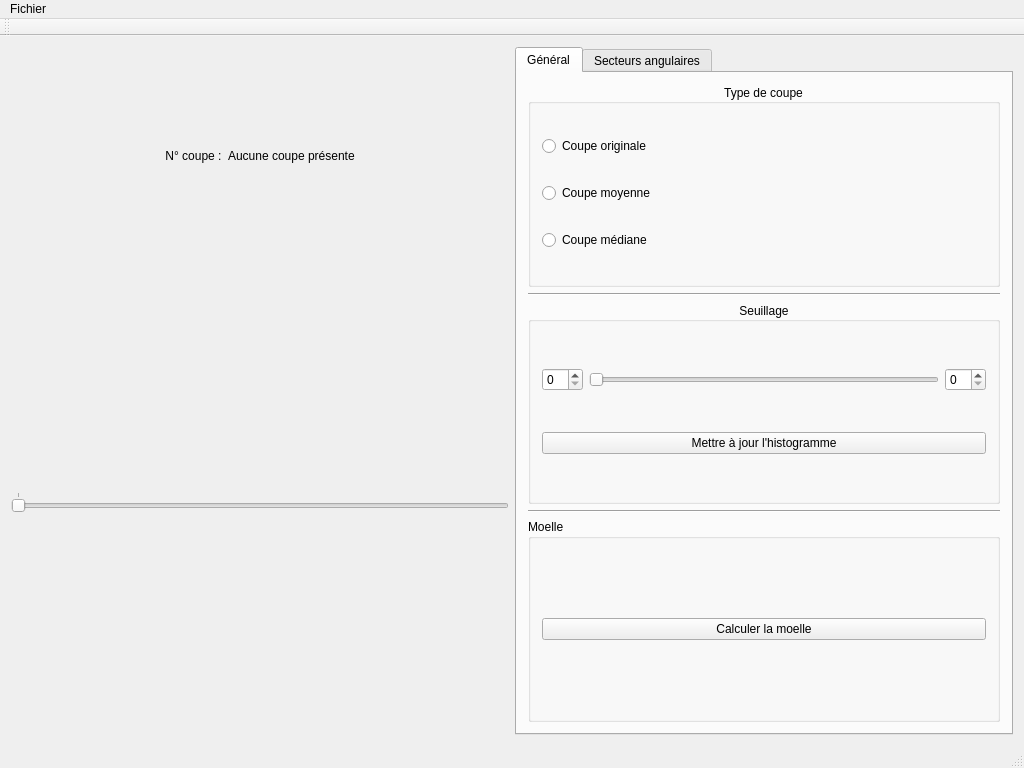
First picture: the form in ui/mainwindow.ui, repository akrah/TKDetection, before the edit.
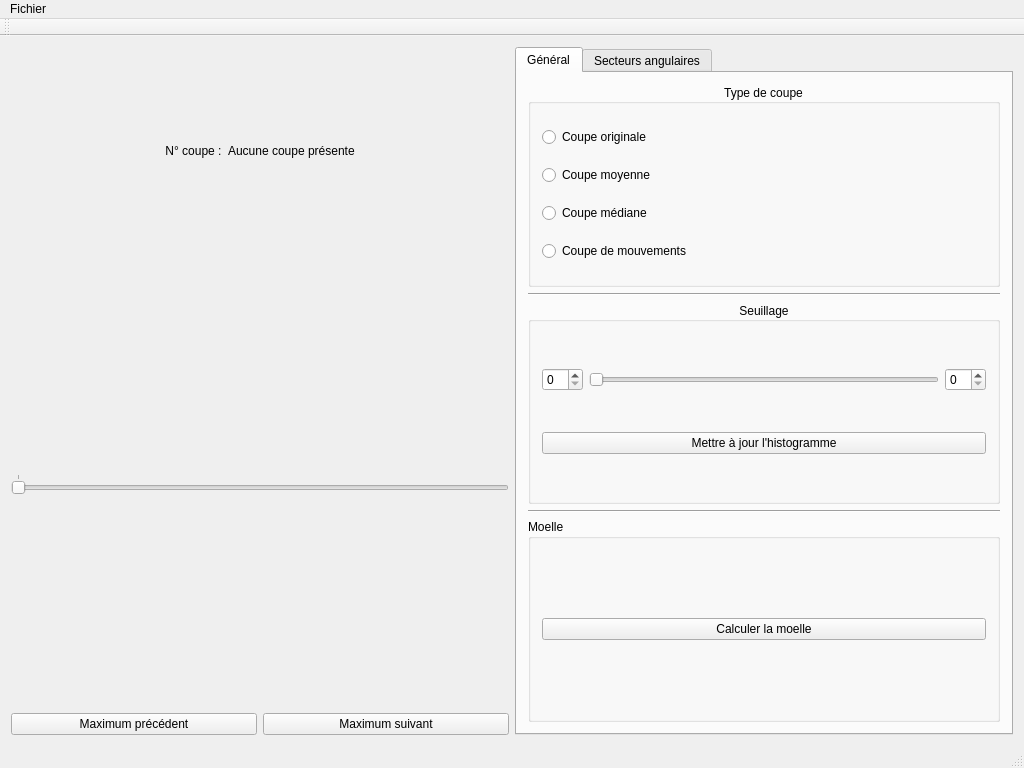
Second picture: the form after the edit. The open tabs and pages were chosen to show the change. Custom widgets are drawn as their Qt base class.

Commit message: Ajout du parcours des maximums. Ajout du mode de vue "Mouvements".

```diff
--- a/ui/mainwindow.ui
+++ b/ui/mainwindow.ui
@@ -71,11 +71,44 @@
        </layout>
       </item>
       <item>
-       <widget class="QLabel" name="_labelSliceView">
-        <property name="text">
-         <string/>
+       <layout class="QHBoxLayout" name="horizontalLayout_7">
+        <property name="bottomMargin">
+         <number>0</number>
         </property>
-       </widget>
+        <item>
+         <spacer name="horizontalSpacer_3">
+          <property name="orientation">
+           <enum>Qt::Horizontal</enum>
+          </property>
+          <property name="sizeHint" stdset="0">
+           <size>
+            <width>40</width>
+            <height>20</height>
+           </size>
+          </property>
+         </spacer>
+        </item>
+        <item>
+         <widget class="QLabel" name="_labelSliceView">
+          <property name="text">
+           <string/>
+          </property>
+         </widget>
+        </item>
+        <item>
+         <spacer name="horizontalSpacer_4">
+          <property name="orientation">
+           <enum>Qt::Horizontal</enum>
+          </property>
+          <property name="sizeHint" stdset="0">
+           <size>
+            <width>40</width>
+            <height>20</height>
+           </size>
+          </property>
+         </spacer>
+        </item>
+       </layout>
       </item>
       <item>
        <widget class="QSlider" name="_sliderSelectSlice">
@@ -96,6 +129,27 @@
       <item>
        <widget class="QwtPlot" name="_plotSliceHistogram"/>
       </item>
+      <item>
+       <layout class="QHBoxLayout" name="horizontalLayout_4">
+        <property name="bottomMargin">
+         <number>0</number>
+        </property>
+        <item>
+         <widget class="QPushButton" name="_buttonPreviousMaximum">
+          <property name="text">
+           <string>Maximum précédent</string>
+          </property>
+         </widget>
+        </item>
+        <item>
+         <widget class="QPushButton" name="_buttonNextMaximum">
+          <property name="text">
+           <string>Maximum suivant</string>
+          </property>
+         </widget>
+        </item>
+       </layout>
+      </item>
      </layout>
     </item>
     <item>
@@ -138,6 +192,13 @@
              </property>
             </widget>
            </item>
+           <item>
+            <widget class="QRadioButton" name="_radioMovementSlice">
+             <property name="text">
+              <string>Coupe de mouvements</string>
+             </property>
+            </widget>
+           </item>
           </layout>
          </widget>
         </item>
```
Left out of the diff: 2 changed lines with no effect on the pictures. The commit also changes 7 other files.
